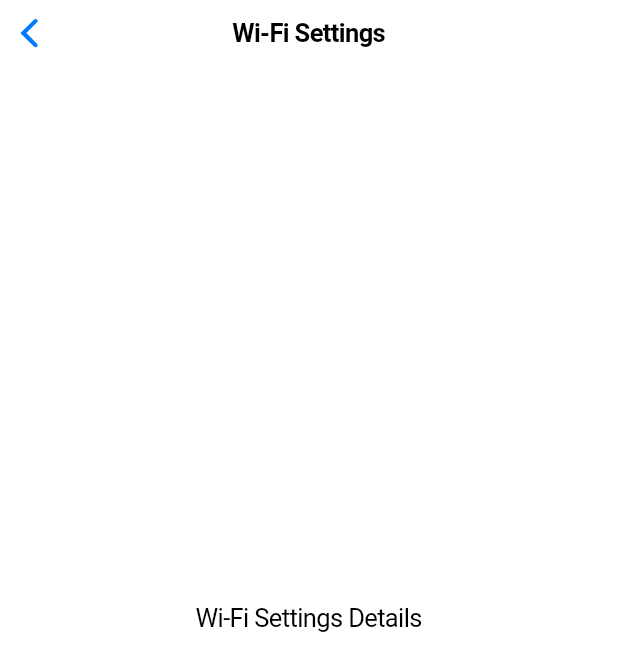
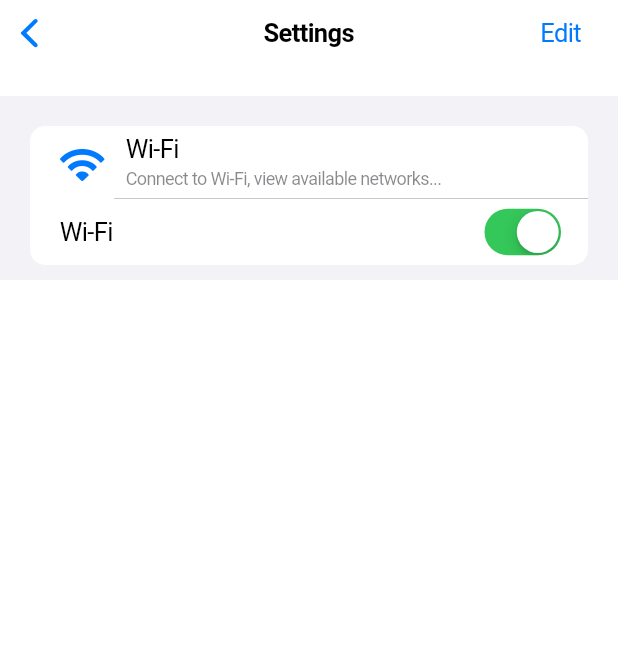
Before and after one commit to megan-esguerra/settings_midterm_activity, a Flutter app: the WifiSettingsPage screen opened directly, on a phone screen of 412 x 824 dp. Shown: the top 671 px of the screen. Run offline on Flutter 3.47's test engine with Material 3 defaults, Android fonts, the phone set to English and light mode, and no system bars.

Commit message:
wifi page modify

```diff
--- a/lib/main.dart
+++ b/lib/main.dart
@@ -111,17 +111,55 @@ class SettingsPage extends StatelessWidget {
 }
 
 // Dummy page for Wi-Fi settings.
-class WifiSettingsPage extends StatelessWidget {
-  const WifiSettingsPage({Key? key}) : super(key: key);
+class WifiSettingsPage extends StatefulWidget {
+  const WifiSettingsPage({super.key});
+
+@override
+_WifiSettingsPageState createState() => _WifiSettingsPageState();
+}
+
+class _WifiSettingsPageState extends State<WifiSettingsPage> {
+  bool isWifiEnabled = true;
 
   @override
   Widget build(BuildContext context) {
     return CupertinoPageScaffold(
-      navigationBar: const CupertinoNavigationBar(
-        middle: Text("Wi-Fi Settings"),
+      navigationBar: CupertinoNavigationBar(
+        middle: Text("Settings"),
+        trailing: CupertinoButton(
+          padding: EdgeInsets.zero,
+          child: Text("Edit", style: TextStyle(color: CupertinoColors.activeBlue)),
+          onPressed: () {
+            // Handle Edit action
+          },
+        ),
       ),
-      child: const Center(
-        child: Text("Wi-Fi Settings Details"),
+      child: SafeArea(
+        child: Column(
+          children: [
+            SizedBox(height: 20),
+            CupertinoListSection.insetGrouped(
+              children: [
+                CupertinoListTile(
+                  leading: Icon(CupertinoIcons.wifi, size: 32),
+                  title: Text("Wi-Fi"),
+                  subtitle: Text("Connect to Wi-Fi, view available networks..."),
+                ),
+                CupertinoListTile(
+                  title: Text("Wi-Fi"),
+                  trailing: CupertinoSwitch(
+                    value: isWifiEnabled,
+                    onChanged: (bool value) {
+                      setState(() {
+                        isWifiEnabled = value;
+                      });
+                    },
+                  ),
+                ),
+              ],
+            ),
+          ],
+        ),
       ),
     );
   }
```
